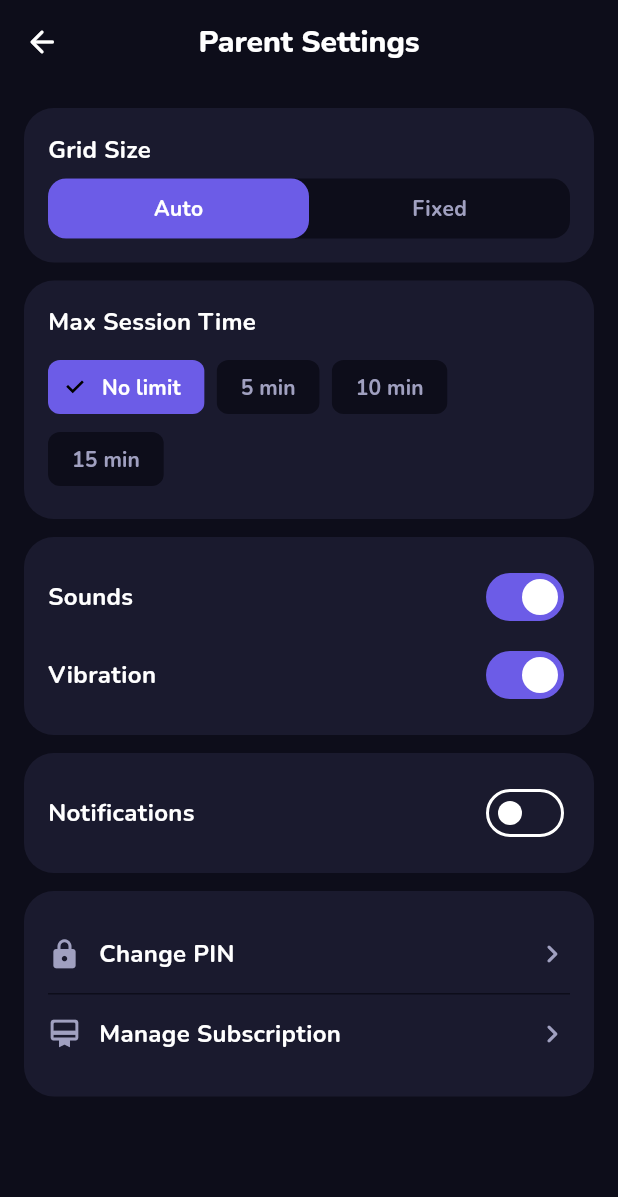
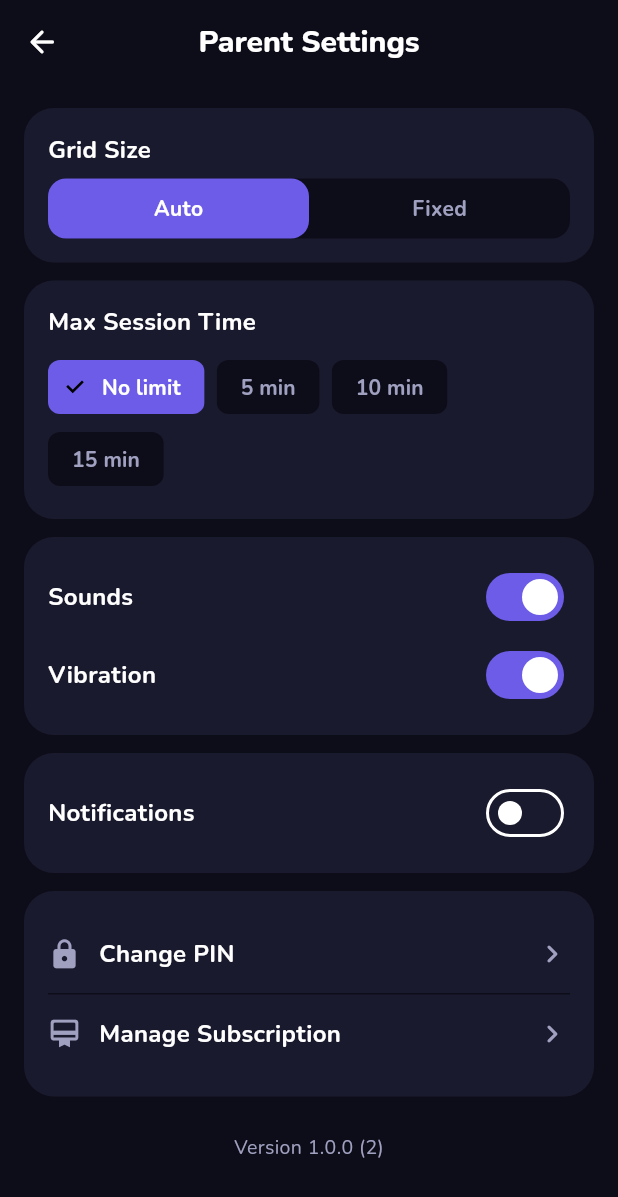
Before and after one commit to toffguy77/brainy, a Flutter app: the ParentSettingsScreen screen opened by its route, on a phone screen of 412 x 824 dp. Shown: the top 1197 px of the screen. Run offline on Flutter 3.47's test engine with Material 3 defaults, Android fonts, the phone set to English and light mode, and no system bars; our stand-ins replace audioplayers, confetti, firebase_analytics, firebase_core, firebase_crashlytics, fl_chart and 10 more; missing offline and left inert: games_services, purchases_flutter, purchases_ui_flutter; accounts and stored records are empty; statements that could not run were skipped.

Commit message:
feat: display app version in parent settings with tap-to-copy
Shows version and build number at the bottom of Parent Settings screen.
Tapping copies the version string to clipboard for easy sharing with support.

Co-Authored-By: Claude Opus 4.6 <noreply@anthropic.com>

```diff
--- a/brainy-app/lib/features/parent/screens/parent_settings_screen.dart
+++ b/brainy-app/lib/features/parent/screens/parent_settings_screen.dart
@@ -1,6 +1,8 @@
 import 'package:flutter/material.dart';
+import 'package:flutter/services.dart';
 import 'package:flutter_riverpod/flutter_riverpod.dart';
 import 'package:go_router/go_router.dart';
+import 'package:package_info_plus/package_info_plus.dart';
 import '../../../constants/app_colors.dart';
 import '../../../constants/app_constants.dart';
 import '../../../l10n/app_localizations.dart';
@@ -281,6 +283,40 @@ class ParentSettingsScreen extends ConsumerWidget {
               ),
             ],
           ),
+          const SizedBox(height: 24),
+          FutureBuilder<PackageInfo>(
+            future: PackageInfo.fromPlatform(),
+            builder: (context, snapshot) {
+              if (!snapshot.hasData) return const SizedBox.shrink();
+              final info = snapshot.data!;
+              final versionText = l10n.appVersionLabel(
+                info.version,
+                info.buildNumber,
+              );
+              return GestureDetector(
+                onTap: () {
+                  Clipboard.setData(ClipboardData(text: versionText));
+                  ScaffoldMessenger.of(context).showSnackBar(
+                    SnackBar(
+                      content: Text(l10n.versionCopied),
+                      duration: const Duration(seconds: 2),
+                    ),
+                  );
+                },
+                child: Center(
+                  child: Text(
+                    versionText,
+                    style: const TextStyle(
+                      fontFamily: 'Nunito',
+                      fontSize: 13,
+                      color: AppColors.textSecondary,
+                    ),
+                  ),
+                ),
+              );
+            },
+          ),
+          const SizedBox(height: 16),
         ],
       ),
     );
--- a/brainy-app/lib/l10n/app_localizations.dart
+++ b/brainy-app/lib/l10n/app_localizations.dart
@@ -1477,6 +1477,10 @@ abstract class AppLocalizations {
   /// In ru, this message translates to:
   /// **'Game Center не подключён'**
   String get leagueNotConnected;
+
+  String appVersionLabel(String version, String build);
+
+  String get versionCopied;
 }
 
 class _AppLocalizationsDelegate
--- a/brainy-app/lib/l10n/app_localizations_en.dart
+++ b/brainy-app/lib/l10n/app_localizations_en.dart
@@ -747,4 +747,12 @@ class AppLocalizationsEn extends AppLocalizations {
 
   @override
   String get leagueNotConnected => 'Game Center not connected';
+
+  @override
+  String appVersionLabel(String version, String build) {
+    return 'Version $version ($build)';
+  }
+
+  @override
+  String get versionCopied => 'Version copied';
 }
--- a/brainy-app/lib/l10n/app_localizations_ru.dart
+++ b/brainy-app/lib/l10n/app_localizations_ru.dart
@@ -749,4 +749,12 @@ class AppLocalizationsRu extends AppLocalizations {
 
   @override
   String get leagueNotConnected => 'Game Center не подключён';
+
+  @override
+  String appVersionLabel(String version, String build) {
+    return 'Версия $version ($build)';
+  }
+
+  @override
+  String get versionCopied => 'Версия скопирована';
 }
--- a/brainy-app/pubspec.yaml
+++ b/brainy-app/pubspec.yaml
@@ -56,6 +56,9 @@ dependencies:
   # URL launcher
   url_launcher: ^6.2.5
 
+  # App info
+  package_info_plus: ^8.0.0
+
   # Utils
   intl: ^0.20.2
   shared_preferences: ^2.5.3
```
Also changed, not shown: brainy-app/pubspec.lock.
